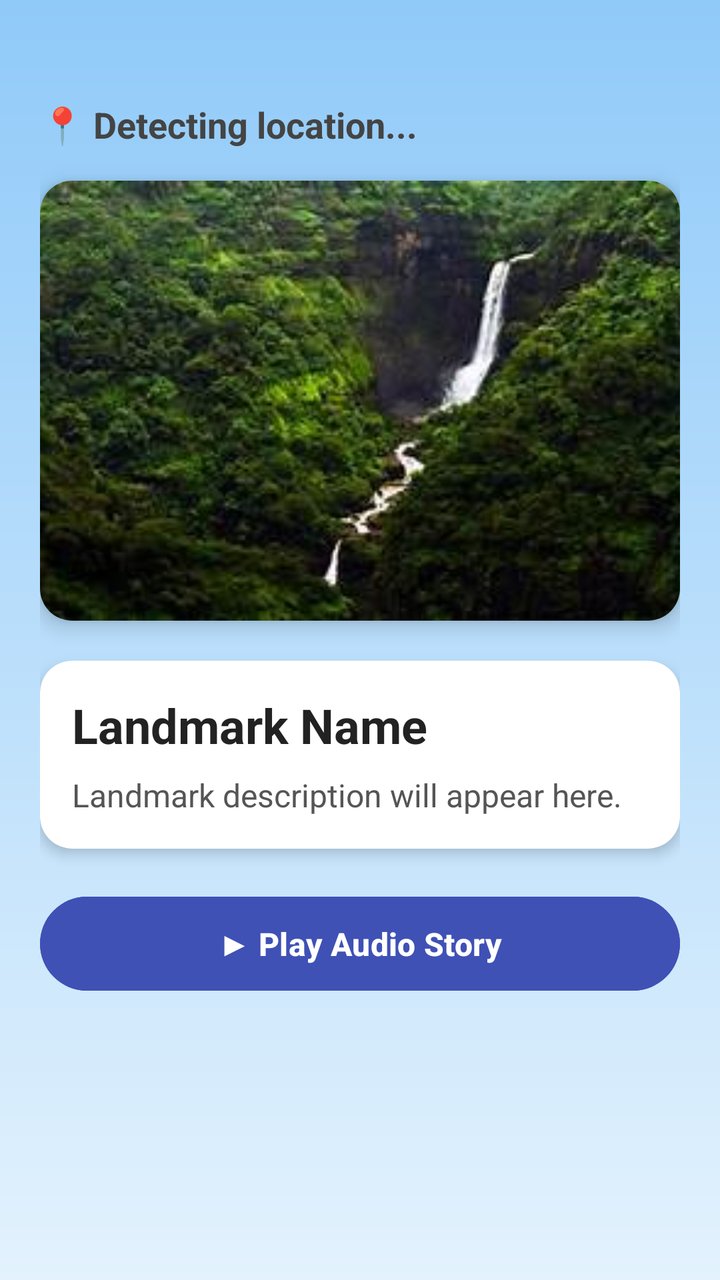
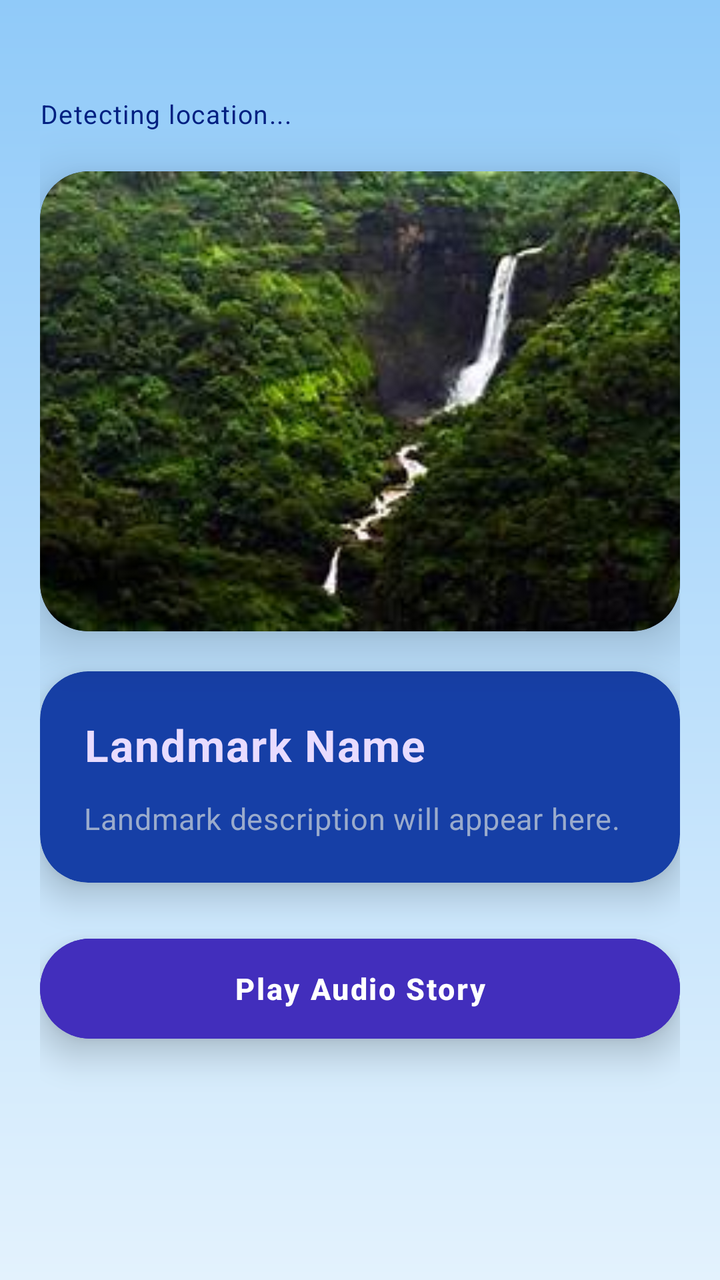

Compare the two renders of this Android layout. The source of the first and the diff that turns it into the second are given below.
<!-- AndroidManifest.xml: activity theme Theme.Drishya_Vani -->
<!-- res/layout/activity_journey.xml -->
<?xml version="1.0" encoding="utf-8"?>
<ScrollView xmlns:android="http://schemas.android.com/apk/res/android"
    xmlns:card_view="http://schemas.android.com/apk/res-auto"
    android:layout_width="match_parent"
    android:layout_height="match_parent"
    android:background="@drawable/light_gradient"
    android:fillViewport="true">

    <LinearLayout
        android:layout_width="match_parent"
        android:layout_height="wrap_content"
        android:orientation="vertical"
        android:padding="20dp">

        

        <TextView
            android:id="@+id/txtLocationStatus"
            android:layout_width="wrap_content"
            android:layout_height="wrap_content"
            android:text="📍 Detecting location..."
            android:textColor="#444"
            android:textSize="18sp"
            android:layout_marginTop="30dp"
            android:textStyle="bold"
            android:layout_marginBottom="16dp"/>


        

        <androidx.cardview.widget.CardView
            android:layout_width="match_parent"
            android:layout_height="220dp"
            card_view:cardCornerRadius="16dp"
            card_view:cardElevation="6dp"
            android:layout_marginBottom="20dp">

            <ImageView
                android:id="@+id/imgLandmark"
                android:layout_width="match_parent"
                android:layout_height="match_parent"
                android:scaleType="centerCrop"
                android:src="@drawable/img"/>

        </androidx.cardview.widget.CardView>


        

        <androidx.cardview.widget.CardView
            android:layout_width="match_parent"
            android:layout_height="wrap_content"
            card_view:cardCornerRadius="16dp"
            card_view:cardElevation="4dp"
            android:layout_marginBottom="20dp"
            android:padding="16dp">

            <LinearLayout
                android:layout_width="match_parent"
                android:layout_height="wrap_content"
                android:orientation="vertical"
                android:padding="16dp">

                

                <TextView
                    android:id="@+id/txtLandmarkName"
                    android:layout_width="wrap_content"
                    android:layout_height="wrap_content"
                    android:text="Landmark Name"
                    android:textColor="#222"
                    android:textSize="24sp"
                    android:textStyle="bold"
                    android:layout_marginBottom="8dp"/>

                

                <TextView
                    android:id="@+id/txtDescription"
                    android:layout_width="match_parent"
                    android:layout_height="wrap_content"
                    android:text="Landmark description will appear here."
                    android:textColor="#555"
                    android:textSize="16sp"
                    android:lineSpacingExtra="4dp"/>

            </LinearLayout>

        </androidx.cardview.widget.CardView>


        

        <Button
            android:id="@+id/btnPlayStory"
            android:layout_width="match_parent"
            android:layout_height="55dp"
            android:text="▶ Play Audio Story"
            android:textColor="#FFFFFF"
            android:textSize="16sp"
            android:textStyle="bold"
            android:backgroundTint="#3F51B5"
            android:elevation="4dp"/>

    </LinearLayout>

</ScrollView>
<!-- resources referenced by this layout -->
<resources>
  <!-- drawable img: png bitmap (drawable, 114565 bytes) -->
  <!-- drawable light_gradient (drawable) -->
  <?xml version="1.0" encoding="utf-8"?>
  <shape xmlns:android="http://schemas.android.com/apk/res/android">
  
      <gradient
          android:startColor="#90CAF9"
          android:endColor="#E3F2FD"
          android:angle="270"/>
  
  </shape>
  <style name="Theme.Drishya_Vani" parent="Base.Theme.Drishya_Vani" />
  <style name="Base.Theme.Drishya_Vani" parent="Theme.Material3.DayNight.NoActionBar">
          
          
      </style>
</resources>

<!-- the commit's change to res/layout/activity_journey.xml (unified diff, before → after) -->
@@ -10,29 +10,29 @@
         android:layout_width="match_parent"
         android:layout_height="wrap_content"
         android:orientation="vertical"
-        android:padding="20dp">
+        android:paddingStart="20dp"
+        android:paddingEnd="20dp"
+        android:paddingBottom="32dp">
 
         
-
         <TextView
             android:id="@+id/txtLocationStatus"
             android:layout_width="wrap_content"
             android:layout_height="wrap_content"
-            android:text="📍 Detecting location..."
-            android:textColor="#444"
-            android:textSize="18sp"
-            android:layout_marginTop="30dp"
-            android:textStyle="bold"
-            android:layout_marginBottom="16dp"/>
-
+            android:text="Detecting location..."
+            android:textColor="#022081"
+            android:textSize="13sp"
+            android:letterSpacing="0.04"
+            android:layout_marginTop="48dp"
+            android:layout_marginBottom="20dp"/>
 
         
-
         <androidx.cardview.widget.CardView
             android:layout_width="match_parent"
-            android:layout_height="220dp"
-            card_view:cardCornerRadius="16dp"
-            card_view:cardElevation="6dp"
+            android:layout_height="230dp"
+            card_view:cardCornerRadius="24dp"
+            card_view:cardElevation="16dp"
+            card_view:cardBackgroundColor="#1A1560"
             android:layout_marginBottom="20dp">
 
             <ImageView
@@ -44,63 +44,61 @@
 
         </androidx.cardview.widget.CardView>
 
-
         
-
         <androidx.cardview.widget.CardView
             android:layout_width="match_parent"
             android:layout_height="wrap_content"
-            card_view:cardCornerRadius="16dp"
-            card_view:cardElevation="4dp"
-            android:layout_marginBottom="20dp"
-            android:padding="16dp">
+            card_view:cardCornerRadius="24dp"
+            card_view:cardElevation="10dp"
+            card_view:cardBackgroundColor="#163FA6"
+            android:layout_marginBottom="24dp">
 
             <LinearLayout
                 android:layout_width="match_parent"
                 android:layout_height="wrap_content"
                 android:orientation="vertical"
-                android:padding="16dp">
+                android:padding="22dp">
 
                 
-
                 <TextView
                     android:id="@+id/txtLandmarkName"
                     android:layout_width="wrap_content"
                     android:layout_height="wrap_content"
                     android:text="Landmark Name"
-                    android:textColor="#222"
-                    android:textSize="24sp"
+                    android:textColor="#E8DCFF"
+                    android:textSize="22sp"
                     android:textStyle="bold"
-                    android:layout_marginBottom="8dp"/>
+                    android:letterSpacing="0.03"
+                    android:layout_marginBottom="12dp"/>
 
                 
-
                 <TextView
                     android:id="@+id/txtDescription"
                     android:layout_width="match_parent"
                     android:layout_height="wrap_content"
                     android:text="Landmark description will appear here."
-                    android:textColor="#555"
-                    android:textSize="16sp"
-                    android:lineSpacingExtra="4dp"/>
+                    android:textColor="#9AABCC"
+                    android:textSize="15sp"
+                    android:lineSpacingExtra="6dp"
+                    android:letterSpacing="0.02"/>
 
             </LinearLayout>
 
         </androidx.cardview.widget.CardView>
 
-
         
-
         <Button
             android:id="@+id/btnPlayStory"
             android:layout_width="match_parent"
-            android:layout_height="55dp"
-            android:text="▶ Play Audio Story"
+            android:layout_height="58dp"
+            android:text="Play Audio Story"
             android:textColor="#FFFFFF"
-            android:textSize="16sp"
+            android:textSize="15sp"
             android:textStyle="bold"
-            android:backgroundTint="#3F51B5"
-            android:elevation="4dp"/>
+            android:letterSpacing="0.06"
+            android:backgroundTint="#422EBC"
+            android:elevation="10dp"
+            android:stateListAnimator="@null"/>
 
     </LinearLayout>
 
